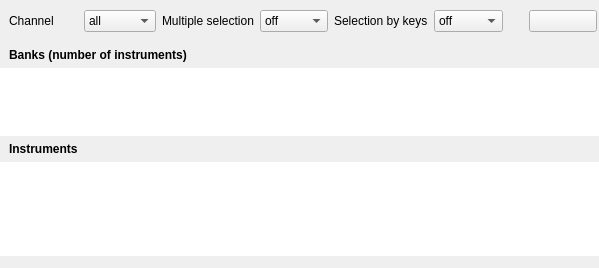
Old version of the form sources/player/player.ui in the repository davy7125/polyphone.
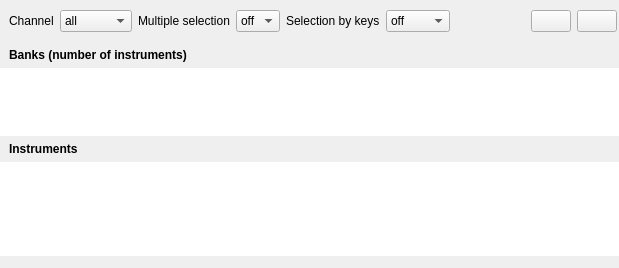
New version of the form. Custom widgets are drawn as their Qt base class.

Commit message:
Panic MIDI and channel in tab title
Closes #236

Diff of the .ui file:
```diff
--- a/sources/player/player.ui
+++ b/sources/player/player.ui
@@ -6,7 +6,7 @@
    <rect>
     <x>0</x>
     <y>0</y>
-    <width>599</width>
+    <width>619</width>
     <height>268</height>
    </rect>
   </property>
@@ -203,14 +203,20 @@
       </item>
       <item>
        <spacer name="horizontalSpacer_5">
+        <property name="orientation">
+         <enum>Qt::Horizontal</enum>
+        </property>
         <property name="sizeHint" stdset="0">
          <size>
-          <width>20</width>
-          <height>40</height>
+          <width>40</width>
+          <height>20</height>
          </size>
         </property>
        </spacer>
       </item>
+      <item>
+       <widget class="StyledAction" name="pushPanic"/>
+      </item>
       <item>
        <widget class="StyledAction" name="pushShowRecorder">
         <property name="checkable">
```
The commit also changes 22 other files.
